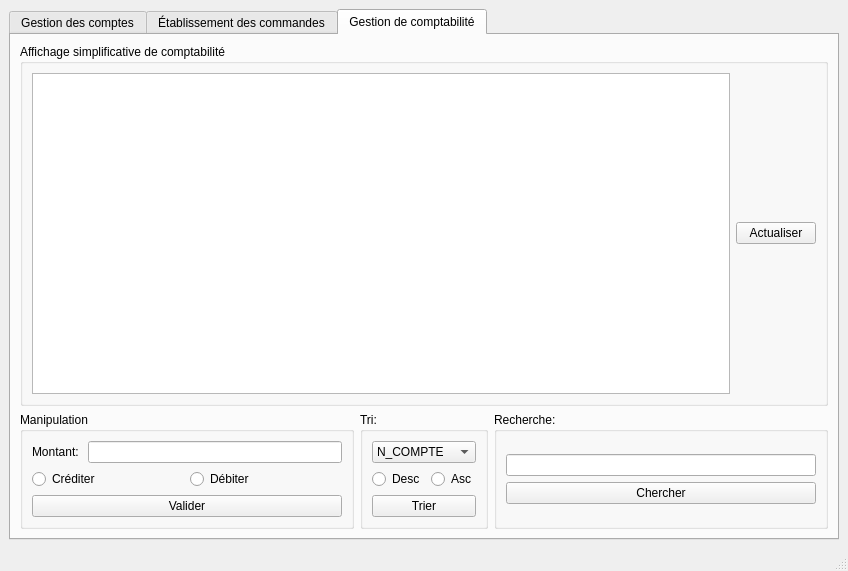
First picture: the form in mainwindow.ui, repository Khouini/Gestion-Fiance-Qt, before the edit.
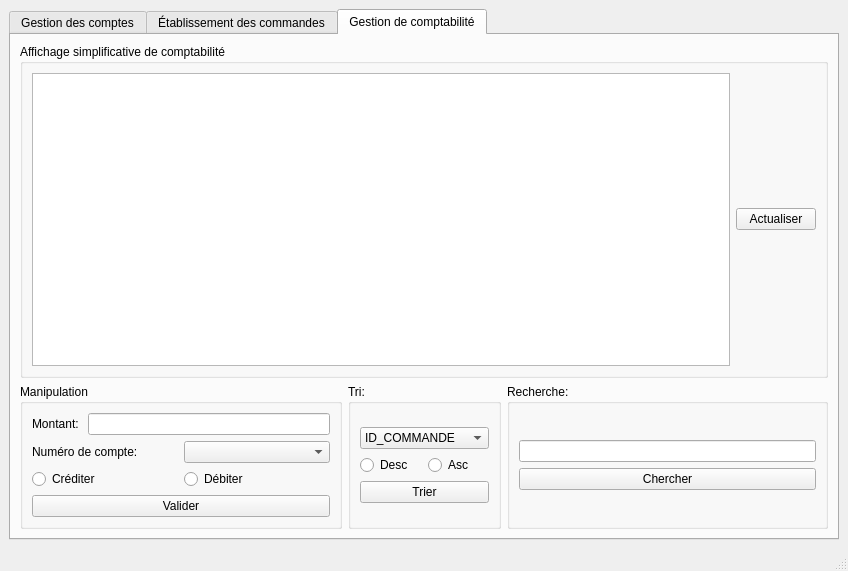
Second picture: the form after the edit. The open tabs and pages were chosen to show the change.

```diff
--- a/mainwindow.ui
+++ b/mainwindow.ui
@@ -599,7 +599,21 @@
                   </widget>
                  </item>
                  <item>
-                  <widget class="QLineEdit" name="lineEdit_2"/>
+                  <widget class="QLineEdit" name="lineEdit_montant"/>
+                 </item>
+                </layout>
+               </item>
+               <item>
+                <layout class="QHBoxLayout" name="horizontalLayout_30">
+                 <item>
+                  <widget class="QLabel" name="label_15">
+                   <property name="text">
+                    <string>Numéro de compte: </string>
+                   </property>
+                  </widget>
+                 </item>
+                 <item>
+                  <widget class="QComboBox" name="comboBox_n_compte"/>
                  </item>
                 </layout>
                </item>
@@ -645,7 +659,22 @@
                 <widget class="QComboBox" name="comboBox_Tri_3">
                  <item>
                   <property name="text">
-                   <string notr="true" comment="num" extracomment="Numro">N_COMPTE</string>
+                   <string>ID_COMMANDE</string>
+                  </property>
+                 </item>
+                 <item>
+                  <property name="text">
+                   <string>NOM_COMPTE</string>
+                  </property>
+                 </item>
+                 <item>
+                  <property name="text">
+                   <string>TYPE_COMPTE</string>
+                  </property>
+                 </item>
+                 <item>
+                  <property name="text">
+                   <string>SOLDE_COMPTE</string>
                   </property>
                  </item>
                 </widget>
```
Left out of the diff: 8 changed lines with no effect on the pictures.
